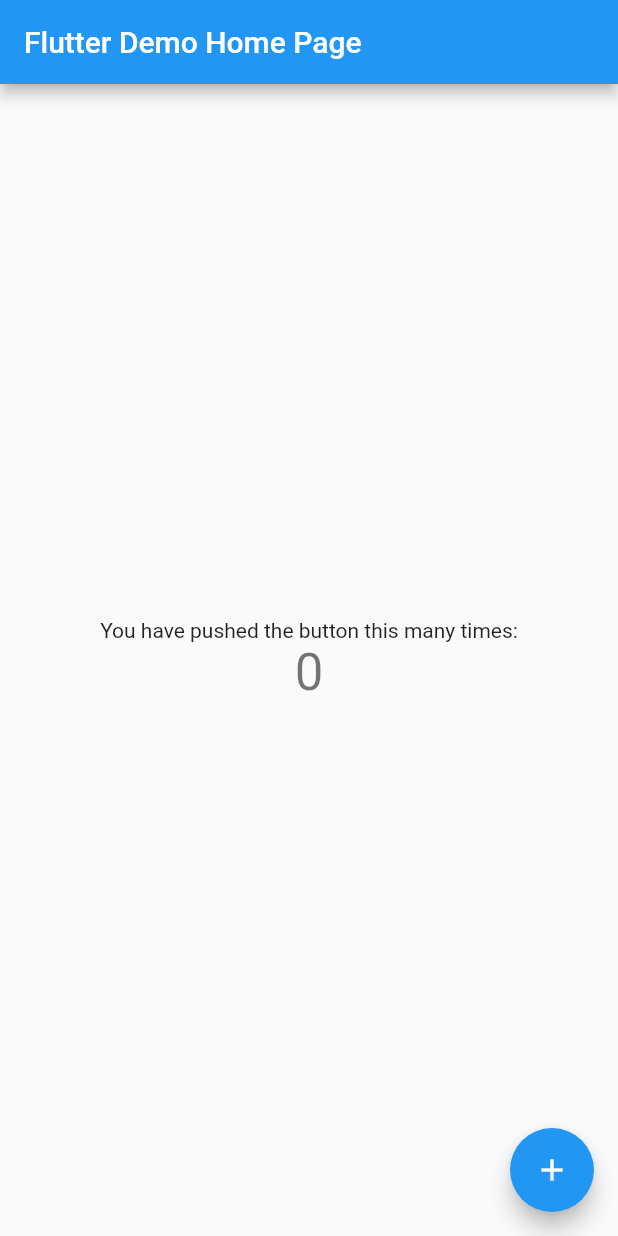
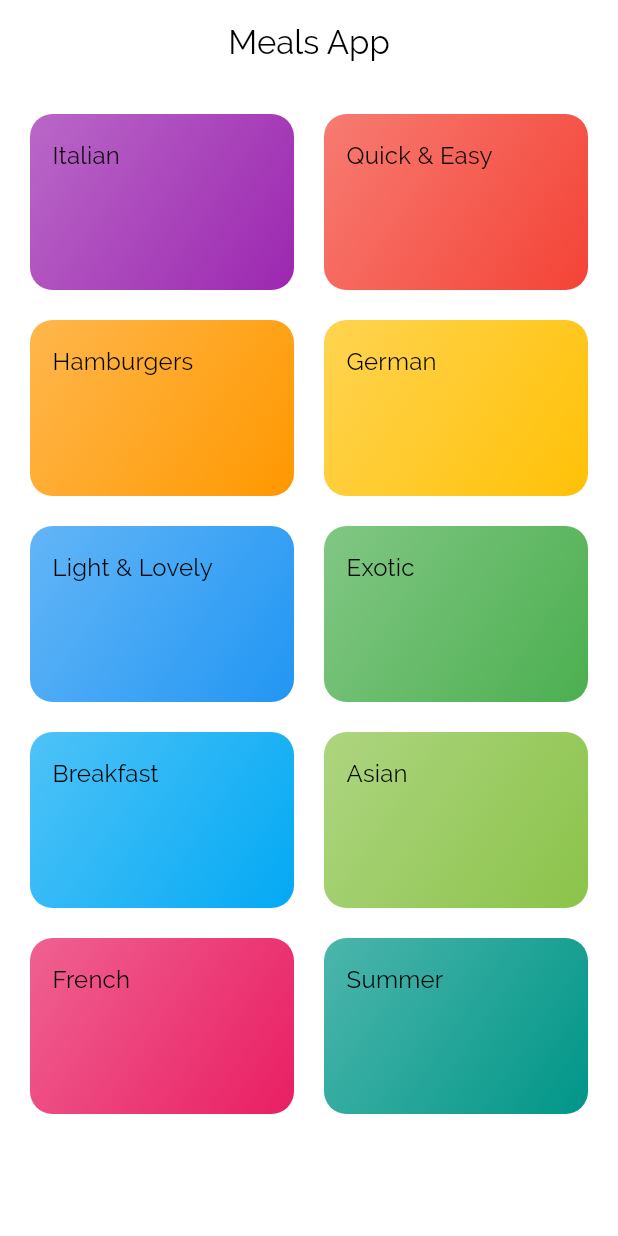
Before and after one commit to Braulio08/meals_app, a Flutter app: the screen it shows after launch, on a phone screen of 412 x 824 dp. Run offline on Flutter 3.47's test engine with Material 2 defaults, Android fonts, the phone set to English and light mode, and no system bars; drawn by our look-alikes of dynamic_color.

Commit message:
Navigation to a new page

```diff
--- /dev/null
+++ b/lib/data/dummy_data.dart
@@ -0,0 +1,56 @@
+import 'package:flutter/material.dart';
+
+import '../models/category.dart';
+
+const dummyCategories = [
+  Category(
+    id: 'c1',
+    title: 'Italian',
+    color: Colors.purple,
+  ),
+  Category(
+    id: 'c2',
+    title: 'Quick & Easy',
+    color: Colors.red,
+  ),
+  Category(
+    id: 'c3',
+    title: 'Hamburgers',
+    color: Colors.orange,
+  ),
+  Category(
+    id: 'c4',
+    title: 'German',
+    color: Colors.amber,
+  ),
+  Category(
+    id: 'c5',
+    title: 'Light & Lovely',
+    color: Colors.blue,
+  ),
+  Category(
+    id: 'c6',
+    title: 'Exotic',
+    color: Colors.green,
+  ),
+  Category(
+    id: 'c7',
+    title: 'Breakfast',
+    color: Colors.lightBlue,
+  ),
+  Category(
+    id: 'c8',
+    title: 'Asian',
+    color: Colors.lightGreen,
+  ),
+  Category(
+    id: 'c9',
+    title: 'French',
+    color: Colors.pink,
+  ),
+  Category(
+    id: 'c10',
+    title: 'Summer',
+    color: Colors.teal,
+  ),
+];
--- a/lib/main.dart
+++ b/lib/main.dart
@@ -1,4 +1,6 @@
 import 'package:flutter/material.dart';
+import 'package:dynamic_color/dynamic_color.dart';
+import 'package:meals_app/screens/categories_screen.dart';
 
 void main() {
   runApp(const MyApp());
@@ -7,109 +9,31 @@ void main() {
 class MyApp extends StatelessWidget {
   const MyApp({super.key});
 
+  static final _defaultLightColorScheme =
+      ColorScheme.fromSwatch(primarySwatch: Colors.blue);
+
+  static final _defaultDarkColorScheme = ColorScheme.fromSwatch(
+      primarySwatch: Colors.blue, brightness: Brightness.dark);
+
   // This widget is the root of your application.
   @override
   Widget build(BuildContext context) {
-    return MaterialApp(
-      title: 'Flutter Demo',
-      theme: ThemeData(
-        // This is the theme of your application.
-        //
-        // Try running your application with "flutter run". You'll see the
-        // application has a blue toolbar. Then, without quitting the app, try
-        // changing the primarySwatch below to Colors.green and then invoke
-        // "hot reload" (press "r" in the console where you ran "flutter run",
-        // or simply save your changes to "hot reload" in a Flutter IDE).
-        // Notice that the counter didn't reset back to zero; the application
-        // is not restarted.
-        primarySwatch: Colors.blue,
-      ),
-      home: const MyHomePage(title: 'Flutter Demo Home Page'),
-    );
+    return DynamicColorBuilder(builder: (lightColorScheme, darkColorScheme) {
+      return MaterialApp(
+        title: 'Flutter Demo',
+        theme: ThemeData(
+          colorScheme: lightColorScheme ?? _defaultLightColorScheme,
+          useMaterial3: true,
+          fontFamily: 'Raleway',
+        ),
+        darkTheme: ThemeData(
+          colorScheme: darkColorScheme ?? _defaultDarkColorScheme,
+          useMaterial3: true,
+          fontFamily: 'Raleway',
+        ),
+        themeMode: ThemeMode.system,
+        home: const CategoriesScreen(),
+      );
+    });
   }
 }
-
-class MyHomePage extends StatefulWidget {
-  const MyHomePage({super.key, required this.title});
-
-  // This widget is the home page of your application. It is stateful, meaning
-  // that it has a State object (defined below) that contains fields that affect
-  // how it looks.
-
-  // This class is the configuration for the state. It holds the values (in this
-  // case the title) provided by the parent (in this case the App widget) and
-  // used by the build method of the State. Fields in a Widget subclass are
-  // always marked "final".
-
-  final String title;
-
-  @override
-  State<MyHomePage> createState() => _MyHomePageState();
-}
-
-class _MyHomePageState extends State<MyHomePage> {
-  int _counter = 0;
-
-  void _incrementCounter() {
-    setState(() {
-      // This call to setState tells the Flutter framework that something has
-      // changed in this State, which causes it to rerun the build method below
-      // so that the display can reflect the updated values. If we changed
-      // _counter without calling setState(), then the build method would not be
-      // called again, and so nothing would appear to happen.
-      _counter++;
-    });
-  }
-
-  @override
-  Widget build(BuildContext context) {
-    // This method is rerun every time setState is called, for instance as done
-    // by the _incrementCounter method above.
-    //
-    // The Flutter framework has been optimized to make rerunning build methods
-    // fast, so that you can just rebuild anything that needs updating rather
-    // than having to individually change instances of widgets.
-    return Scaffold(
-      appBar: AppBar(
-        // Here we take the value from the MyHomePage object that was created by
-        // the App.build method, and use it to set our appbar title.
-        title: Text(widget.title),
-      ),
-      body: Center(
-        // Center is a layout widget. It takes a single child and positions it
-        // in the middle of the parent.
-        child: Column(
-          // Column is also a layout widget. It takes a list of children and
-          // arranges them vertically. By default, it sizes itself to fit its
-          // children horizontally, and tries to be as tall as its parent.
-          //
-          // Invoke "debug painting" (press "p" in the console, choose the
-          // "Toggle Debug Paint" action from the Flutter Inspector in Android
-          // Studio, or the "Toggle Debug Paint" command in Visual Studio Code)
-          // to see the wireframe for each widget.
-          //
-          // Column has various properties to control how it sizes itself and
-          // how it positions its children. Here we use mainAxisAlignment to
-          // center the children vertically; the main axis here is the vertical
-          // axis because Columns are vertical (the cross axis would be
-          // horizontal).
-          mainAxisAlignment: MainAxisAlignment.center,
-          children: <Widget>[
-            const Text(
-              'You have pushed the button this many times:',
-            ),
-            Text(
-              '$_counter',
-              style: Theme.of(context).textTheme.headlineMedium,
-            ),
-          ],
-        ),
-      ),
-      floatingActionButton: FloatingActionButton(
-        onPressed: _incrementCounter,
-        tooltip: 'Increment',
-        child: const Icon(Icons.add),
-      ), // This trailing comma makes auto-formatting nicer for build methods.
-    );
-  }
-}
--- /dev/null
+++ b/lib/models/category.dart
@@ -0,0 +1,9 @@
+import 'package:flutter/material.dart';
+
+class Category {
+  final String id;
+  final String title;
+  final Color color;
+
+  const Category({required this.id, required this.title, required this.color});
+}
--- /dev/null
+++ b/lib/screens/categories_screen.dart
@@ -0,0 +1,32 @@
+import 'package:flutter/material.dart';
+import '../data/dummy_data.dart';
+import '../widgets/category_item.dart';
+
+class CategoriesScreen extends StatelessWidget {
+  const CategoriesScreen({super.key});
+
+  @override
+  Widget build(BuildContext context) {
+    return Scaffold(
+      appBar: AppBar(
+        title: const Text('Meals App'),
+        centerTitle: true,
+      ),
+      body: GridView(
+        padding: const EdgeInsets.all(20),
+        gridDelegate: const SliverGridDelegateWithMaxCrossAxisExtent(
+          maxCrossAxisExtent: 200,
+          childAspectRatio: 3 / 2,
+          crossAxisSpacing: 20,
+          mainAxisSpacing: 20,
+        ),
+        children: dummyCategories
+            .map(
+              (catData) =>
+                  CategoryItem(title: catData.title, color: catData.color),
+            )
+            .toList(),
+      ),
+    );
+  }
+}
--- /dev/null
+++ b/lib/screens/category_meals_screen.dart
@@ -0,0 +1,18 @@
+import 'package:flutter/material.dart';
+
+class CategoryMealsScreen extends StatelessWidget {
+  const CategoryMealsScreen({super.key});
+
+  @override
+  Widget build(BuildContext context) {
+    return Scaffold(
+      appBar: AppBar(
+        title: const Text('The Recipes'),
+        centerTitle: true,
+      ),
+      body: const Center(
+        child: Text('The Recipies For The Category'),
+      ),
+    );
+  }
+}
--- /dev/null
+++ b/lib/widgets/category_item.dart
@@ -0,0 +1,42 @@
+import 'package:flutter/material.dart';
+import 'package:meals_app/screens/category_meals_screen.dart';
+
+class CategoryItem extends StatelessWidget {
+  final String title;
+  final Color color;
+  const CategoryItem({super.key, required this.title, required this.color});
+
+  void selectCategory(BuildContext context) {
+    Navigator.of(context).push(
+      MaterialPageRoute(
+        builder: (_) => const CategoryMealsScreen(),
+      ),
+    );
+  }
+
+  @override
+  Widget build(BuildContext context) {
+    return InkWell(
+      onTap: () => selectCategory(context),
+      borderRadius: BorderRadius.circular(15),
+      child: Container(
+        padding: const EdgeInsets.all(15),
+        decoration: BoxDecoration(
+          gradient: LinearGradient(
+            colors: [
+              color.withOpacity(0.7),
+              color,
+            ],
+            begin: Alignment.topLeft,
+            end: Alignment.bottomRight,
+          ),
+          borderRadius: BorderRadius.circular(15),
+        ),
+        child: Text(
+          title,
+          style: Theme.of(context).textTheme.titleMedium,
+        ),
+      ),
+    );
+  }
+}
```
Also changed, not shown: pubspec.yaml (+18 -11 lines), assets/fonts/Raleway-Black.ttf (added), assets/fonts/Raleway-Bold.ttf (added), assets/fonts/Raleway-Regular.ttf (added), assets/fonts/RobotoCondensed-Bold.ttf (added), assets/fonts/RobotoCondensed-Italic.ttf (added), assets/fonts/RobotoCondensed-Light.ttf (added), assets/fonts/RobotoCondensed-Regular.ttf (added), pubspec.lock, 5 other files.
